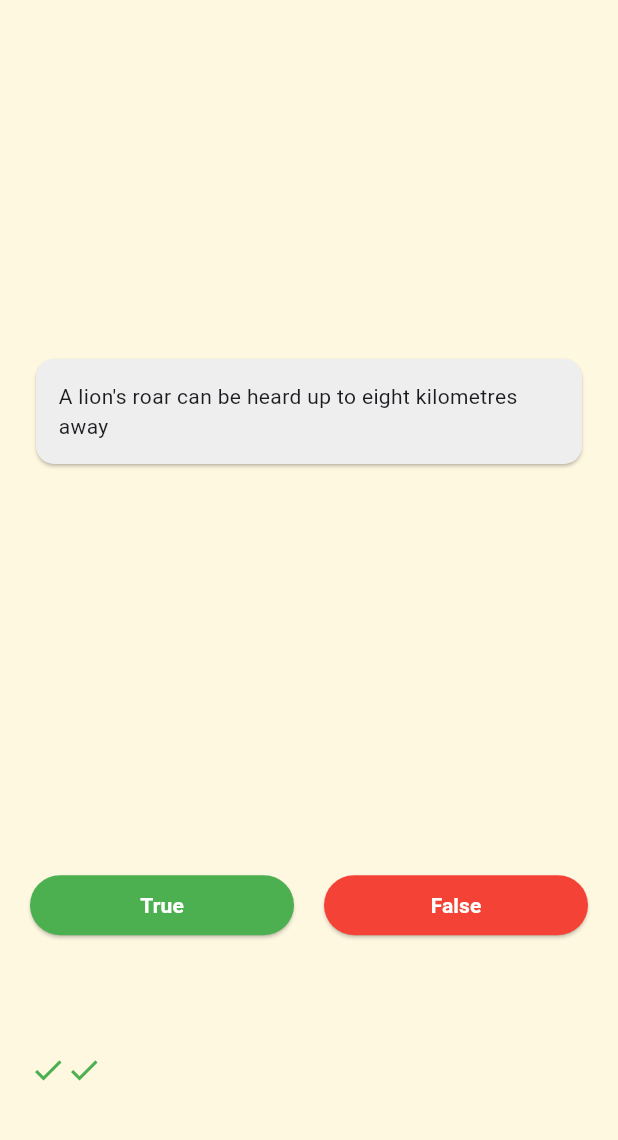
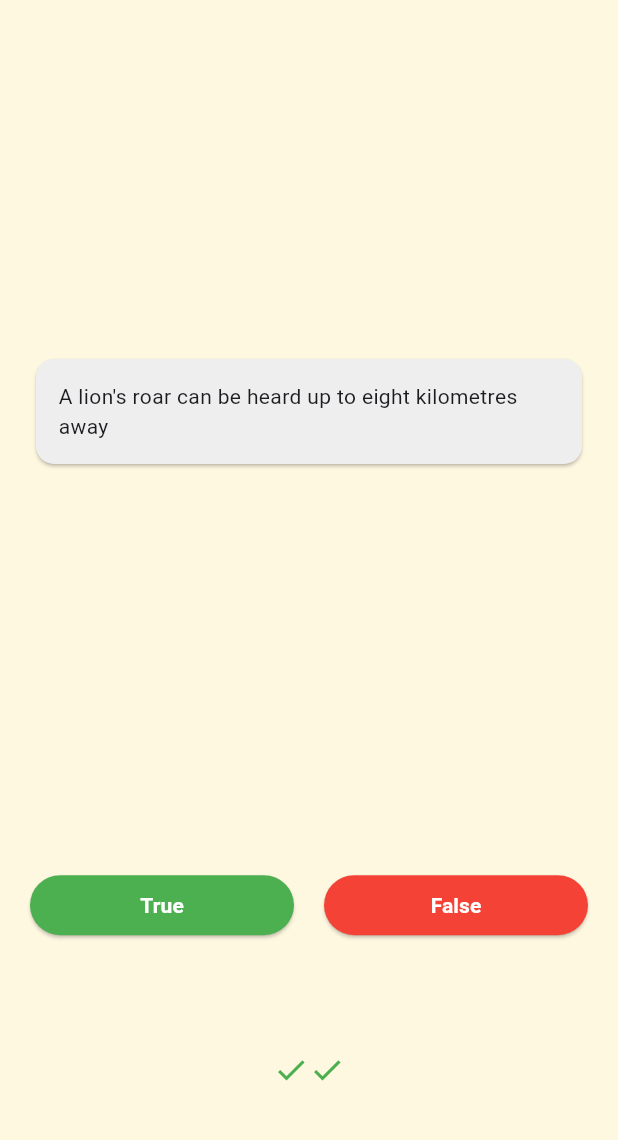
Before and after one commit to yaroslavsolokha/quizer, a Flutter app: the screen it shows after launch, after a tap on "True", after a tap on "False", on a phone screen of 412 x 824 dp, the part 84-1224 px from its top. Run offline on Flutter 3.47's test engine with Material 3 defaults, Android fonts, the light colour scheme and no system bars.

Commit message:
final refactoring

```diff
--- a/lib/data/questions.dart
+++ b/lib/data/questions.dart
@@ -14,7 +14,7 @@ const List<Question> questions = [
     answer: true,
   ),
   Question(
-    question: 'Canis lupur is the scientific name for a wolf',
+    question: 'Canis lupus is the scientific name for a wolf',
     answer: false,
   ),
   Question(
--- a/lib/screens/homepage.dart
+++ b/lib/screens/homepage.dart
@@ -14,30 +14,46 @@ class _MainScreenState extends State<MainScreen> {
   List<Icon> _answers = [];
 
   void _onPressed(bool userAnswer) {
+    if (_currentQuestionId < questions.length - 1) {
       setState(() {
         if (userAnswer == questions[_currentQuestionId].answer) {
-        _answers.add(const Icon(
-          Icons.check,
-          color: Colors.green,
-        ));
+          _answers.add(const Icon(Icons.check, color: Colors.green));
         } else {
-        _answers.add(const Icon(
-          Icons.close,
-          color: Colors.red,
-        ));
+          _answers.add(const Icon(Icons.close, color: Colors.red));
         }
 
-      if (_currentQuestionId < questions.length - 1) {
         _currentQuestionId++;
+      });
     } else {
+      _alertMessage();
+    }
+  }
+
+  void _alertMessage() {
+    showDialog(
+      context: context,
+      builder: (BuildContext context) => AlertDialog(
+        title: const Text('Restart'),
+        content: const Text('Your successfuly have finished quiz.'),
+        actions: [
+          TextButton(
+            onPressed: () => {Navigator.pop(context)},
+            child: const Text('Cancel'),
+          ),
+          TextButton(
+            onPressed: () {
+              setState(() {
                 _currentQuestionId = 0;
                 _answers = [];
+              });
 
-        ScaffoldMessenger.of(context).showSnackBar(const SnackBar(
-          content: Text('Quiz was finished and reset!'),
-        ));
-      }
-    });
+              Navigator.pop(context);
+            },
+            child: const Text('Restart'),
+          ),
+        ],
+      ),
+    );
   }
 
   @override
@@ -70,22 +86,15 @@ class _MainScreenState extends State<MainScreen> {
               Expanded(
                 child: Row(
                   children: [
-                    Button(
-                      answer: true,
-                      color: Colors.green,
-                      onPress: _onPressed,
-                    ),
+                    Button(answer: true, onPress: _onPressed),
                     const SizedBox(width: 20),
-                    Button(
-                      answer: false,
-                      color: Colors.red,
-                      onPress: _onPressed,
-                    ),
+                    Button(answer: false, onPress: _onPressed),
                   ],
                 ),
               ),
               Expanded(
                 child: Row(
+                  mainAxisAlignment: MainAxisAlignment.center,
                   children: _answers,
                 ),
               )
--- a/lib/widgets/button.dart
+++ b/lib/widgets/button.dart
@@ -1,25 +1,18 @@
 import 'package:flutter/material.dart';
 
 class Button extends StatelessWidget {
-  const Button(
-      {super.key,
-      required this.answer,
-      required this.color,
-      required this.onPress});
+  const Button({super.key, required this.answer, required this.onPress});
 
   final bool answer;
-  final Color color;
   final void Function(bool answer) onPress;
 
   @override
   Widget build(BuildContext context) {
     return Expanded(
       child: ElevatedButton(
-        onPressed: () {
-          onPress(answer);
-        },
+        onPressed: () => onPress(answer),
         style: ElevatedButton.styleFrom(
-          backgroundColor: color,
+          backgroundColor: answer ? Colors.green : Colors.red,
         ),
         child: Text(
           answer ? 'True' : 'False',
```
Lines whose indentation alone changed are shown as unchanged.
